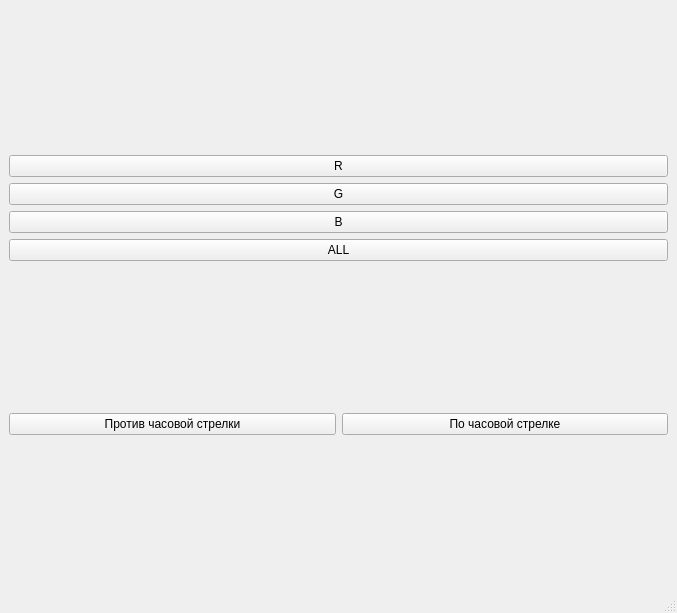
Qt form ui/interface.ui (DNick/PyQT) before a commit.
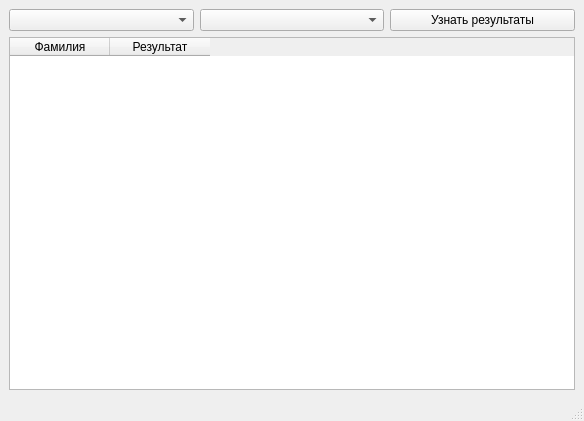
The same form after that commit.

Commit message: Задача 'Результат олимпиады: фильтрация'

Patch:
```diff
--- a/ui/interface.ui
+++ b/ui/interface.ui
@@ -6,98 +6,46 @@
    <rect>
     <x>0</x>
     <y>0</y>
-    <width>677</width>
-    <height>613</height>
+    <width>584</width>
+    <height>421</height>
    </rect>
   </property>
   <property name="windowTitle">
    <string>MainWindow</string>
   </property>
   <widget class="QWidget" name="centralwidget">
-   <layout class="QVBoxLayout" name="verticalLayout_4">
+   <layout class="QHBoxLayout" name="horizontalLayout_2">
     <item>
-     <layout class="QHBoxLayout" name="horizontalLayout_2">
+     <layout class="QVBoxLayout" name="verticalLayout">
       <item>
-       <layout class="QVBoxLayout" name="verticalLayout_2" stretch="0,0,0,0">
-        <property name="leftMargin">
-         <number>0</number>
-        </property>
+       <layout class="QHBoxLayout" name="horizontalLayout">
         <item>
-         <widget class="QPushButton" name="red">
-          <property name="text">
-           <string>R</string>
-          </property>
-          <attribute name="buttonGroup">
-           <string notr="true">color</string>
-          </attribute>
-         </widget>
+         <widget class="QComboBox" name="comboBox"/>
         </item>
         <item>
-         <widget class="QPushButton" name="green">
-          <property name="text">
-           <string>G</string>
-          </property>
-          <attribute name="buttonGroup">
-           <string notr="true">color</string>
-          </attribute>
-         </widget>
+         <widget class="QComboBox" name="comboBox_2"/>
         </item>
         <item>
-         <widget class="QPushButton" name="blue">
-          <property name="sizePolicy">
-           <sizepolicy hsizetype="Minimum" vsizetype="Fixed">
-            <horstretch>0</horstretch>
-            <verstretch>0</verstretch>
-           </sizepolicy>
-          </property>
+         <widget class="QPushButton" name="pushButton">
           <property name="text">
-           <string>B</string>
+           <string>Узнать результаты</string>
           </property>
-          <attribute name="buttonGroup">
-           <string notr="true">color</string>
-          </attribute>
-         </widget>
-        </item>
-        <item>
-         <widget class="QPushButton" name="all">
-          <property name="text">
-           <string>ALL</string>
-          </property>
-          <attribute name="buttonGroup">
-           <string notr="true">color</string>
-          </attribute>
          </widget>
         </item>
        </layout>
       </item>
       <item>
-       <layout class="QVBoxLayout" name="verticalLayout_3"/>
-      </item>
-     </layout>
-    </item>
-    <item>
-     <layout class="QHBoxLayout" name="horizontalLayout">
-      <property name="sizeConstraint">
-       <enum>QLayout::SetDefaultConstraint</enum>
-      </property>
-      <item>
-       <widget class="QPushButton" name="vs">
-        <property name="text">
-         <string>Против часовой стрелки</string>
-        </property>
-        <attribute name="buttonGroup">
-         <string notr="true">rotate</string>
-        </attribute>
-       </widget>
-      </item>
-      <item>
-       <widget class="QPushButton" name="for_2">
-        <property name="text">
-         <string>По часовой стрелке</string>
-        </property>
-        <attribute name="buttonGroup">
-         <string notr="true">rotate</string>
-        </attribute>
+       <widget class="QTableWidget" name="tableWidget">
+        <column>
+         <property name="text">
+          <string>Фамилия</string>
+         </property>
+        </column>
+        <column>
+         <property name="text">
+          <string>Результат</string>
+         </property>
+        </column>
        </widget>
       </item>
      </layout>
```
Left out of the diff: 8 changed lines with no effect on the pictures. The commit also changes 5 other files.
